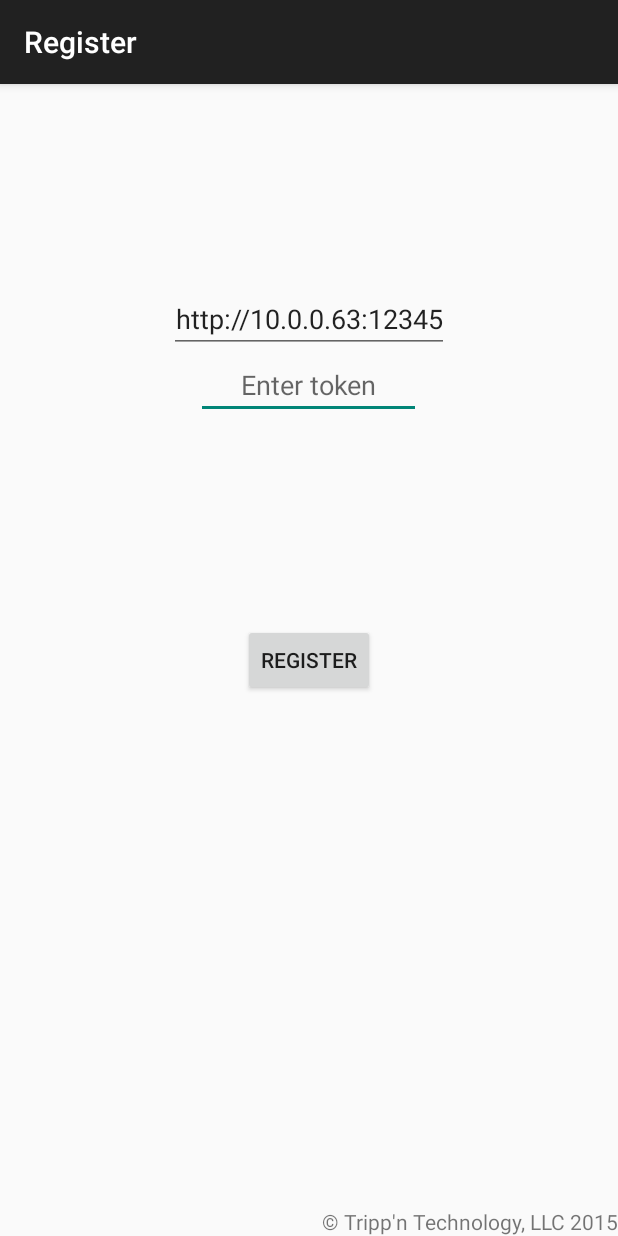
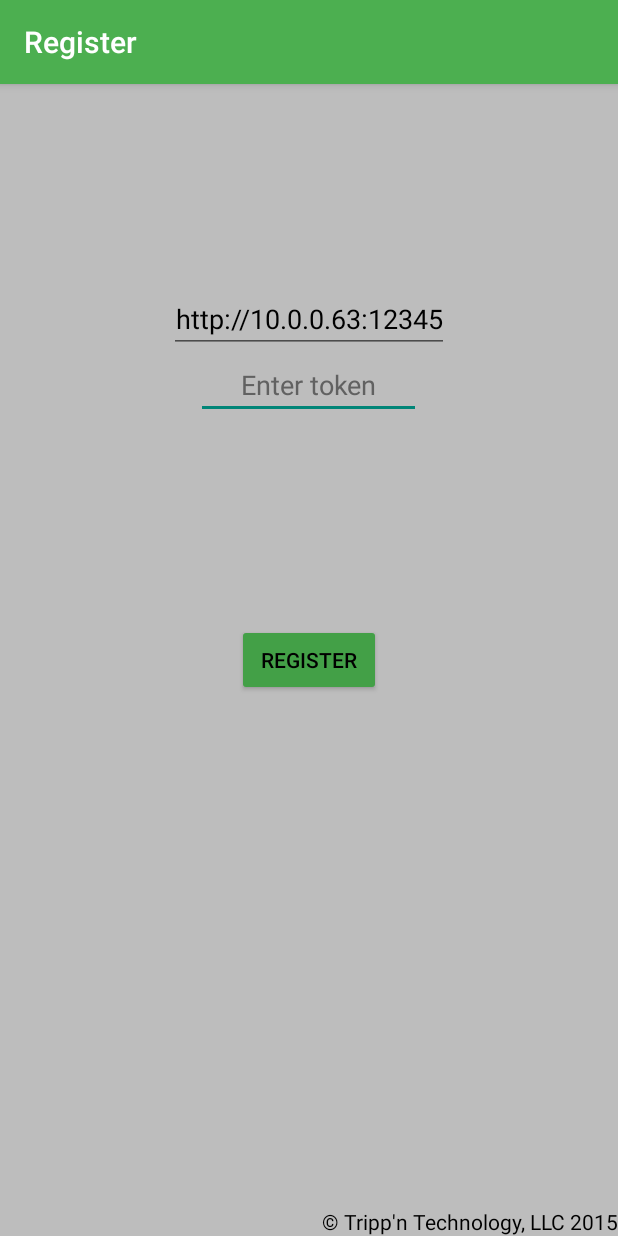
Before and after one commit to trippntechnology/DoorSecurity, an Android app: the screen it shows after launch (Register), on a phone screen of 412 x 824 dp. Run offline under Robolectric (Android 15) with nearby library versions, the phone set to English and light mode, and no system bars; libraries missing offline, so code that uses them is left out: com.squareup.okhttp, retrofit.client; 2 statements that could not run were skipped.

Commit message:
Customized UI

```diff
--- a/app/src/main/java/com/trippntechnology/doorsecurity/MainActivity.java
+++ b/app/src/main/java/com/trippntechnology/doorsecurity/MainActivity.java
@@ -1,5 +1,6 @@
 package com.trippntechnology.doorsecurity;
 
+import android.app.Activity;
 import android.content.Context;
 import android.content.Intent;
 import android.graphics.Color;
@@ -35,7 +36,7 @@ import retrofit.RetrofitError;
 import retrofit.client.Response;
 
 
-public class MainActivity extends AppCompatActivity {
+public class MainActivity extends Activity {
 
     private static final String REGISTRATION_FILE = "RegistrationKey";
     private static final String IV_FILE = "RegistrationIV";
--- a/app/src/main/java/com/trippntechnology/doorsecurity/Register.java
+++ b/app/src/main/java/com/trippntechnology/doorsecurity/Register.java
@@ -1,5 +1,6 @@
 package com.trippntechnology.doorsecurity;
 
+import android.app.Activity;
 import android.content.Context;
 import android.content.Intent;
 import android.net.wifi.WifiInfo;
@@ -27,7 +28,7 @@ import retrofit.client.OkClient;
 import retrofit.client.Response;
 
 
-public class Register extends AppCompatActivity {
+public class Register extends Activity {
 
     private static final String TAG = "KEY TAG";
     private static final String REGISTRATION_FILE = "RegistrationKey";
--- /dev/null
+++ b/app/src/main/res/drawable/tnt__button_v20.xml
@@ -0,0 +1,10 @@
+<?xml version="1.0" encoding="utf-8"?>
+<ripple xmlns:android="http://schemas.android.com/apk/res/android"
+    android:color="@color/md_green_800">
+    <item>
+        <shape xmlns:android="http://schemas.android.com/apk/res/android">
+            <corners android:radius="2dp" />
+            <solid android:color="@color/md_green_600" />
+        </shape>
+    </item>
+</ripple>
--- /dev/null
+++ b/app/src/main/res/drawable/tnt_button.xml
@@ -0,0 +1,44 @@
+<?xml version="1.0" encoding="utf-8"?>
+<selector xmlns:android="http://schemas.android.com/apk/res/android" >
+    <item
+        android:state_enabled="false">
+        <shape>
+            <solid
+                android:color="@color/md_grey_800"/>
+            <corners
+                android:radius="2dp"/>
+        </shape>
+    </item>
+    <item
+        android:state_pressed="true"
+        android:state_enabled="true">
+        <shape>
+            <solid
+                android:color="@color/md_green_800"/>
+            <corners
+                android:radius="2dp"/>
+        </shape>
+
+    </item>
+    <item
+        android:state_focused="true"
+        android:state_enabled="true">
+        <shape>
+            <solid
+                android:color="@color/md_green_900"/>
+            <corners
+                android:radius="2dp"/>
+        </shape>
+
+    </item>
+    <item
+        android:state_enabled="true">
+        <shape>
+            <solid
+                android:color="@color/md_green_600"/>
+            <corners
+                android:radius="2dp"/>
+        </shape>
+    </item>
+
+</selector>
--- a/app/src/main/res/layout/registration.xml
+++ b/app/src/main/res/layout/registration.xml
@@ -11,7 +11,7 @@
         android:id="@+id/tokenText"
         android:layout_marginTop="178dp"
         android:minWidth="150dp"
-        android:hint="Enter token"
+        android:hint="@string/enter_token_string"
         android:gravity="center_horizontal"
         android:layout_alignParentTop="true"
         android:layout_centerHorizontal="true" />
@@ -19,7 +19,7 @@
     <Button
         android:layout_width="wrap_content"
         android:layout_height="wrap_content"
-        android:text="Register"
+        android:text="@string/register_string"
         android:id="@+id/registerButton"
         android:onClick="registerButton"
         android:nestedScrollingEnabled="false"
--- /dev/null
+++ b/app/src/main/res/values-v21/styles.xml
@@ -0,0 +1,33 @@
+<resources>
+
+    <style name="AppTheme" parent="android:Theme.Material.Light">
+        <!-- Customize your theme here. -->
+        <item name="android:textColorPrimary">@color/md_white_1000</item>
+        <item name="android:textColorHint">@color/md_grey_700</item>
+        <item name="android:textColor">@color/md_black_1000</item>
+        <item name="android:colorPrimary">@color/md_green_500</item>
+        <item name="android:colorPrimaryDark">@color/md_green_600</item>
+        <item name="android:windowBackground">@color/md_grey_400</item>
+        <item name="android:navigationBarColor">@color/md_green_500</item>
+        <item name="android:editTextStyle">@style/edit_text</item>
+        <item name="android:buttonStyle">@style/Button</item>
+
+    </style>
+
+    <style name="edit_text" parent="android:Widget.Material.EditText">
+        <item name="android:textColor">@color/md_black_1000</item>
+    </style>
+
+    <style name="Button" parent="android:Widget.Material.Button">
+        <item name="android:background">@drawable/tnt__button_v20</item>
+        <item name="android:padding">0dp</item>
+        <item name="android:minWidth">88dp</item>
+        <item name="android:minHeight">36dp</item>
+        <item name="android:layout_margin">3dp</item>
+        <item name="android:elevation">1dp</item>
+        <item name="android:translationZ">1dp</item>
+    </style>
+
+
+
+</resources>
--- a/app/src/main/res/values/strings.xml
+++ b/app/src/main/res/values/strings.xml
@@ -18,4 +18,6 @@
     <string name="door_open_success">Door successfully unlocked</string>
     <string name="door_open_failure">Failed to unlock door</string>
     <string name="copyright">\u00A9 Tripp\'n Technology, LLC 2015</string>
+    <string name="register_string">Register</string>
+    <string name="enter_token_string">Enter token</string>
 </resources>
--- a/app/src/main/res/values/styles.xml
+++ b/app/src/main/res/values/styles.xml
@@ -1,8 +1,28 @@
 <resources>
 
     <!-- Base application theme. -->
-    <style name="AppTheme" parent="Theme.AppCompat.Light.DarkActionBar">
-        <!-- Customize your theme here. -->
+    <style name="AppTheme" parent="android:Theme.Holo.Light">
+        <item name="android:textColor">@color/md_black_1000</item>
+        <item name="android:windowBackground">@color/md_grey_400</item>
+        <item name="android:actionBarStyle">@style/actionBarColor</item>
+        <item name="android:buttonStyle">@style/tnt_button</item>
+
+    </style>
+
+    <style name="actionBarColor" parent="android:Widget.Holo.ActionBar.Solid">
+        <item name="android:background">@color/md_green_500</item>
+    </style>
+
+    <style name="tnt_button" parent="android:Widget.Holo.Button">
+        <item name="android:textColor">@color/md_black_1000</item>
+        <item name="android:background">@drawable/tnt_button</item>
+        <item name="android:padding">0dp</item>
+        <item name="android:minWidth">88dp</item>
+        <item name="android:minHeight">36dp</item>
+        <item name="android:layout_margin">3dp</item>
+        <item name="android:elevation">1dp</item>
+        <item name="android:translationZ">1dp</item>
+
     </style>
 
 </resources>
```
Also changed, not shown: app/src/main/res/layout/activity_main.xml (+26 -5 lines), app/src/main/res/values/color.xml (added, +295 -0 lines).
